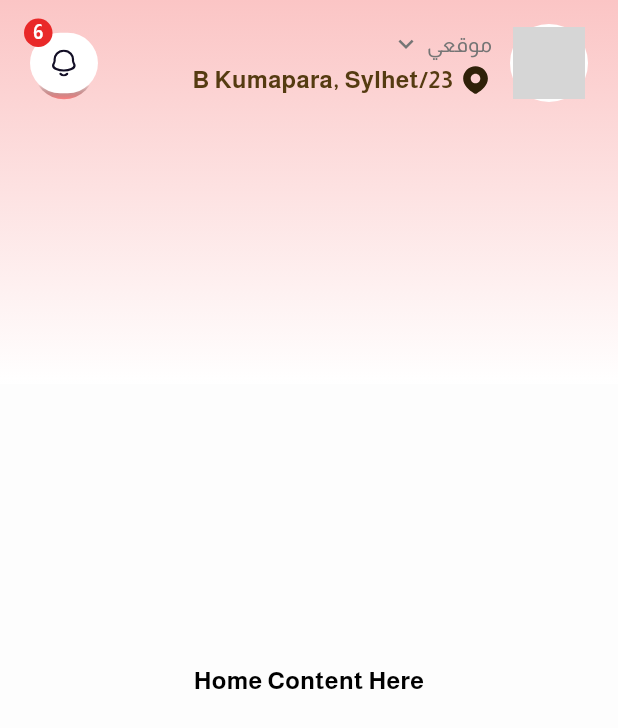
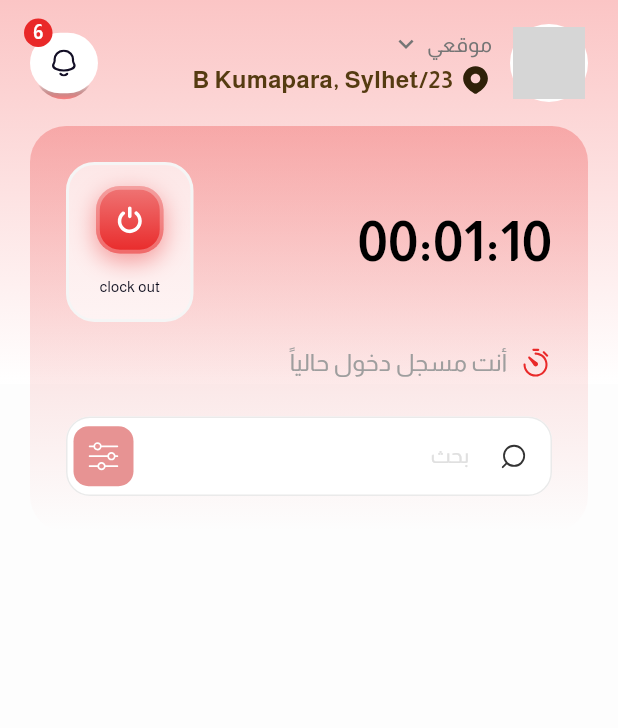
Before and after one commit to Tqniait123/crm_app, a Flutter app: the HomeScreen screen opened by its route, on a phone screen of 412 x 824 dp. Shown: the top 728 px of the screen. Run offline on Flutter 3.47's test engine with Material 3 defaults, Android fonts, the phone set to English and light mode, and no system bars; our stand-ins replace auto_size_text, bloc, bot_toast, cached_network_image, connectivity_plus, dartz and 19 more; accounts and stored records are empty; network calls fail; grey boxes are pictures that could not be loaded.

Commit message:
feat(home): add clock in/out functionality with timer and status display
- Add new SVG icons for search, filter, power and timer
- Implement clock in/out card with timer display and status
- Add translations for clock in/out functionality
- Update home screen layout to include new clock in/out feature

```diff
--- a/lib/core/static/icons.dart
+++ b/lib/core/static/icons.dart
@@ -2,13 +2,17 @@ class AppIcons {
   static const String _iconsPath = 'assets/images/icons';
 static const String locationPinIc = '$_iconsPath/location_pin_ic.svg';
 static const String logoIc = '$_iconsPath/logo_ic.svg';
+static const String powerIc = '$_iconsPath/power_ic.svg';
 static const String en = '$_iconsPath/en.svg';
 static const String ar = '$_iconsPath/ar.svg';
 static const String editIc = '$_iconsPath/edit_ic.svg';
+static const String filterIc = '$_iconsPath/filter_ic.svg';
 static const String facebook = '$_iconsPath/facebook.svg';
 static const String eyeSlashIc = '$_iconsPath/eye_slash_ic.svg';
+static const String timerOutIc = '$_iconsPath/timer_out_ic.svg';
 static const String google = '$_iconsPath/google.svg';
 static const String arrowBackIc = '$_iconsPath/arrow_back_ic.svg';
+static const String searchIc = '$_iconsPath/search_ic.svg';
 static const String eyeIc = '$_iconsPath/eye_ic.svg';
 static const String wideLogo = '$_iconsPath/wide_logo.svg';
 static const String notificationsIc = '$_iconsPath/notifications_ic.svg';
--- a/lib/features/home/presentation/views/home_screen.dart
+++ b/lib/features/home/presentation/views/home_screen.dart
@@ -1,8 +1,16 @@
+import 'package:crm_app/core/extensions/flipped_for_lcale.dart';
+import 'package:crm_app/core/extensions/num_extension.dart';
+import 'package:crm_app/core/extensions/string_to_icon.dart';
+import 'package:crm_app/core/extensions/text_style_extension.dart';
+import 'package:crm_app/core/extensions/theme_extension.dart';
+import 'package:crm_app/core/static/icons.dart';
+import 'package:crm_app/core/translations/locale_keys.g.dart';
+import 'package:crm_app/core/utils/widgets/inputs/custom_form_field.dart';
 import 'package:crm_app/core/widgets/custom_scaffold.dart';
 import 'package:crm_app/features/home/presentation/widgets/custom_app_bar.dart';
+import 'package:easy_localization/easy_localization.dart';
 import 'package:flutter/material.dart';
 
-// Usage in your HomeScreen:
 class HomeScreen extends StatelessWidget {
   const HomeScreen({super.key});
 
@@ -12,28 +20,25 @@ class HomeScreen extends StatelessWidget {
       body: SafeArea(
         child: Column(
           children: [
-            // Custom App Bar
+            // Pinned Custom App Bar
             CustomAppBar(
               notificationCount: 6,
               onLocationTap: () {
-                // Handle location tap
                 print("Location tapped");
               },
               onNotificationTap: () {
-                // Handle notification tap
                 print("Notification tapped");
               },
               onProfileTap: () {
-                // Handle profile tap
                 print("Profile tapped");
               },
             ),
 
-            // Rest of your content
+            // Scrollable content
             Expanded(
-              child: Container(
+              child: SingleChildScrollView(
                 padding: const EdgeInsets.symmetric(horizontal: 20),
-                child: const Column(mainAxisAlignment: MainAxisAlignment.center, children: [Text("Home Content Here")]),
+                child: Column(crossAxisAlignment: CrossAxisAlignment.start, children: [ClockInCard()]),
               ),
             ),
           ],
@@ -42,3 +47,140 @@ class HomeScreen extends StatelessWidget {
     );
   }
 }
+
+class ClockInCard extends StatelessWidget {
+  const ClockInCard({super.key});
+
+  @override
+  Widget build(BuildContext context) {
+    return Container(
+      // margin: const EdgeInsets.all(16x`),
+      padding: const EdgeInsets.all(24),
+      decoration: BoxDecoration(
+        gradient: LinearGradient(
+          begin: Alignment.topCenter,
+          end: Alignment.bottomCenter,
+          colors: [const Color(0xFFE92929).withAlpha(70), const Color(0xFFE92929).withAlpha(0)],
+        ),
+        borderRadius: BorderRadius.circular(24),
+      ),
+      child: Column(
+        mainAxisSize: MainAxisSize.min,
+        children: [
+          // Timer display
+          Row(
+            mainAxisAlignment: MainAxisAlignment.spaceBetween,
+            children: [
+              Text('00:01:10', style: context.titleLarge.bold.s40.copyWith(color: Colors.black)),
+              ClockIconButton(),
+            ],
+          ),
+
+          const SizedBox(height: 16),
+
+          // Status row
+          Row(
+            children: [
+              AppIcons.timerOutIc.icon().flippedForLocale(context),
+              const SizedBox(width: 8),
+              Text(
+                LocaleKeys.you_are_clocked_in.tr(),
+                style: TextStyle(fontSize: 16, color: Colors.grey, fontWeight: FontWeight.w500),
+              ),
+            ],
+          ),
+
+          const SizedBox(height: 24),
+
+          // Bottom row with search and clock out
+          Row(
+            children: [
+              // Search container
+              Expanded(
+                child: CustomTextFormField(
+                  controller: TextEditingController(),
+                  hint: LocaleKeys.search.tr(),
+                  margin: 0,
+                  prefixIC: AppIcons.searchIc.icon(),
+                  suffixIC: Container(
+                    width: 40,
+                    height: 40,
+                    padding: const EdgeInsets.all(8),
+                    decoration: BoxDecoration(color: Color(0xffE79393), borderRadius: BorderRadius.circular(10)),
+                    child: AppIcons.filterIc.icon(),
+                  ),
+                ),
+              ),
+
+              // Settings button
+            ],
+          ),
+        ],
+      ),
+    );
+  }
+}
+
+class ClockIconButton extends StatelessWidget {
+  final String dateText;
+  final VoidCallback? onTap;
+
+  const ClockIconButton({super.key, this.dateText = 'clock out', this.onTap});
+
+  @override
+  Widget build(BuildContext context) {
+    return GestureDetector(
+      onTap: onTap,
+      child: Container(
+        // width: 84,
+        padding: const EdgeInsets.symmetric(horizontal: 18, vertical: 14),
+        decoration: BoxDecoration(
+          gradient: RadialGradient(
+            center: Alignment.center,
+            radius: 0.5,
+            colors: [Colors.white.withOpacity(0.7), Colors.white.withOpacity(0.7)],
+          ),
+          border: Border.all(color: const Color(0xFFF5F5F5), width: 2),
+          borderRadius: BorderRadius.circular(19),
+        ),
+        child: Column(
+          mainAxisAlignment: MainAxisAlignment.center,
+          children: [
+            // Power button container
+            Container(
+              // width: 47.07,
+              // height: 47.07,
+              padding: const EdgeInsets.all(9),
+              decoration: BoxDecoration(
+                gradient: const LinearGradient(
+                  begin: Alignment.topCenter,
+                  end: Alignment.bottomCenter,
+                  colors: [Color(0xFFEF7676), Color(0xFFE92929)],
+                ),
+                borderRadius: BorderRadius.circular(16),
+                border: Border.all(color: Colors.white.withOpacity(0.3), width: 2.51121),
+                boxShadow: [
+                  BoxShadow(
+                    color: const Color(0xFFE92929).withOpacity(0.44),
+                    offset: const Offset(0, 5.02242),
+                    blurRadius: 13.3931,
+                  ),
+                ],
+              ),
+              child: AppIcons.powerIc.icon(),
+            ),
+
+            16.gap,
+
+            // Date text
+            Text(
+              dateText,
+              style: const TextStyle(fontSize: 10, fontWeight: FontWeight.w500, height: 1.5, color: Color(0xFF040415)),
+              textAlign: TextAlign.center,
+            ),
+          ],
+        ),
+      ),
+    );
+  }
+}
```
Also changed, not shown: assets/images/icons/filter_ic.svg (added), assets/images/icons/power_ic.svg (added), assets/images/icons/search_ic.svg (added), assets/images/icons/timer_out_ic.svg (added), assets/translations/ar.json, assets/translations/en.json, lib/core/translations/codegen_loader.g.dart, lib/core/translations/locale_keys.g.dart.
